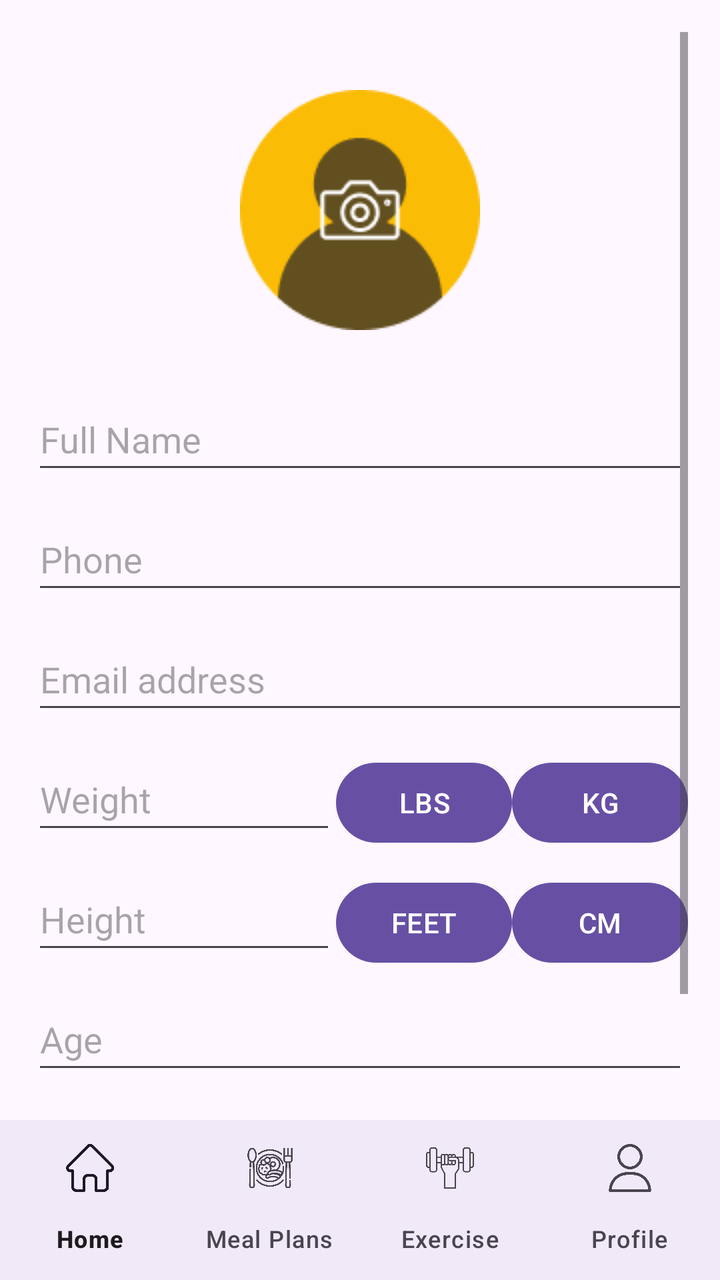
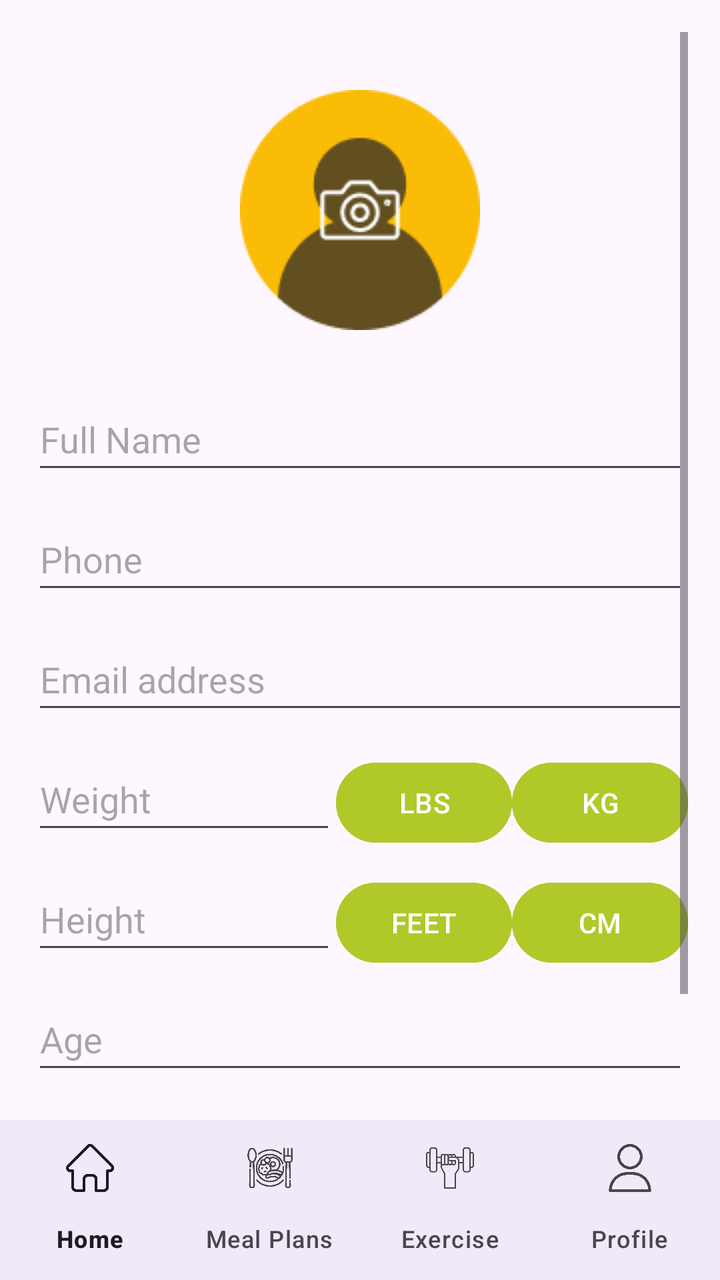

Screens rendered from an Android XML layout before and after an edit, with the pre-edit source and the edit as a unified diff.
<!-- AndroidManifest.xml: application theme Theme.FitPro -->
<!-- res/layout/activity_main_profile.xml -->
<?xml version="1.0" encoding="utf-8"?>
<androidx.coordinatorlayout.widget.CoordinatorLayout xmlns:android="http://schemas.android.com/apk/res/android"
    xmlns:app="http://schemas.android.com/apk/res-auto"
    xmlns:tools="http://schemas.android.com/tools"
    android:id="@+id/main"
    android:layout_width="match_parent"
    android:layout_height="match_parent"
    tools:context=".MainActivityProfile">

    
    <ScrollView
        android:layout_width="match_parent"
        android:layout_height="match_parent"
        android:layout_marginBottom="56dp"
        android:clipToPadding="false"
        android:fillViewport="true"
        android:padding="16dp"> 

        <LinearLayout
            android:layout_width="match_parent"
            android:layout_height="wrap_content"
            android:gravity="center_horizontal"
            android:orientation="vertical">

            
            <Space
                android:layout_width="match_parent"
                android:layout_height="29dp" />

            <ImageView
                android:id="@+id/imageView8"
                android:layout_width="match_parent"
                android:layout_height="wrap_content"
                app:srcCompat="@drawable/profile_edit" />

            <Space
                android:layout_width="match_parent"
                android:layout_height="29dp" />

            

            <EditText
                android:id="@+id/edit_full_name"
                android:layout_width="match_parent"
                android:layout_height="48dp"
                android:hint="Full Name"
                android:inputType="textPersonName" />

            
            <EditText
                android:id="@+id/edit_phone"
                android:layout_width="match_parent"
                android:layout_height="48dp"
                android:layout_marginTop="12dp"
                android:hint="Phone"
                android:inputType="phone" />

            
            <EditText
                android:id="@+id/edit_email"
                android:layout_width="match_parent"
                android:layout_height="48dp"
                android:layout_marginTop="12dp"
                android:hint="Email address"
                android:inputType="textEmailAddress" />

            
            <LinearLayout
                android:layout_width="match_parent"
                android:layout_height="wrap_content"
                android:layout_marginTop="12dp"
                android:orientation="horizontal">

                <EditText
                    android:id="@+id/edit_weight"
                    android:layout_width="0dp"
                    android:layout_height="48dp"
                    android:layout_weight="1"
                    android:hint="Weight"
                    android:inputType="number" />

                <Button
                    android:id="@+id/btn_lbs"
                    android:layout_width="wrap_content"
                    android:layout_height="wrap_content"
                    android:text="LBS" />

                <Button
                    android:id="@+id/btn_kg"
                    android:layout_width="wrap_content"
                    android:layout_height="wrap_content"
                    android:text="KG" />
            </LinearLayout>

            
            <LinearLayout
                android:layout_width="match_parent"
                android:layout_height="wrap_content"
                android:layout_marginTop="12dp"
                android:orientation="horizontal">

                <EditText
                    android:id="@+id/edit_height"
                    android:layout_width="0dp"
                    android:layout_height="48dp"
                    android:layout_weight="1"
                    android:hint="Height"
                    android:inputType="number" />

                <Button
                    android:id="@+id/btn_feet"
                    android:layout_width="wrap_content"
                    android:layout_height="wrap_content"
                    android:text="FEET" />

                <Button
                    android:id="@+id/btn_cm"
                    android:layout_width="wrap_content"
                    android:layout_height="wrap_content"
                    android:text="CM" />
            </LinearLayout>

            
            <EditText
                android:id="@+id/edit_age"
                android:layout_width="match_parent"
                android:layout_height="48dp"
                android:layout_marginTop="12dp"
                android:hint="Age"
                android:inputType="number" />

            
            <LinearLayout
                android:layout_width="match_parent"
                android:layout_height="wrap_content"
                android:layout_marginTop="12dp"
                android:orientation="horizontal">

                <RadioButton
                    android:id="@+id/radio_male"
                    android:layout_width="wrap_content"
                    android:layout_height="wrap_content"
                    android:text="Male" />

                <RadioButton
                    android:id="@+id/radio_female"
                    android:layout_width="wrap_content"
                    android:layout_height="wrap_content"
                    android:text="Female" />
            </LinearLayout>

            
            <Button
                android:id="@+id/btn_save"
                android:layout_width="match_parent"
                android:layout_height="wrap_content"
                android:layout_marginTop="20dp"
                android:text="SAVE" />
        </LinearLayout>
    </ScrollView>

    
    <com.google.android.material.bottomnavigation.BottomNavigationView
        android:id="@+id/bottom_navigation"
        android:layout_width="match_parent"
        android:layout_height="wrap_content"
        android:layout_gravity="bottom"
        android:background="?android:attr/windowBackground"
        app:labelVisibilityMode="labeled"
        app:menu="@menu/bottom_nav_menu" />

</androidx.coordinatorlayout.widget.CoordinatorLayout>
<!-- resources referenced by this layout -->
<resources>
  <!-- drawable profile_edit: png bitmap (drawable, 4026 bytes) -->
  <style name="Theme.FitPro" parent="Base.Theme.FitPro" />
  <style name="Base.Theme.FitPro" parent="Theme.Material3.DayNight.NoActionBar">
          
          
      </style>
</resources>

<!-- the commit's change to res/layout/activity_main_profile.xml (unified diff, before → after) -->
@@ -83,12 +83,14 @@
                     android:id="@+id/btn_lbs"
                     android:layout_width="wrap_content"
                     android:layout_height="wrap_content"
+                    android:backgroundTint="@color/bg_light_green"
                     android:text="LBS" />
 
                 <Button
                     android:id="@+id/btn_kg"
                     android:layout_width="wrap_content"
                     android:layout_height="wrap_content"
+                    android:backgroundTint="@color/bg_light_green"
                     android:text="KG" />
             </LinearLayout>
 
@@ -111,12 +113,14 @@
                     android:id="@+id/btn_feet"
                     android:layout_width="wrap_content"
                     android:layout_height="wrap_content"
+                    android:backgroundTint="@color/bg_light_green"
                     android:text="FEET" />
 
                 <Button
                     android:id="@+id/btn_cm"
                     android:layout_width="wrap_content"
                     android:layout_height="wrap_content"
+                    android:backgroundTint="@color/bg_light_green"
                     android:text="CM" />
             </LinearLayout>
 
@@ -138,7 +142,7 @@
 
                 <RadioButton
                     android:id="@+id/radio_male"
-                    android:layout_width="wrap_content"
+                    android:layout_width="184dp"
                     android:layout_height="wrap_content"
                     android:text="Male" />
 
@@ -155,6 +159,7 @@
                 android:layout_width="match_parent"
                 android:layout_height="wrap_content"
                 android:layout_marginTop="20dp"
+                android:backgroundTint="@color/bg_light_green"
                 android:text="SAVE" />
         </LinearLayout>
     </ScrollView>
<!-- resource entries referenced after the edit -->
@@ -1,5 +1,6 @@
 <!-- resources referenced by this layout -->
 <resources>
+  <color name="bg_light_green">#B0C929</color>
   <!-- drawable profile_edit: png bitmap (drawable, 4026 bytes) -->
   <style name="Theme.FitPro" parent="Base.Theme.FitPro" />
   <style name="Base.Theme.FitPro" parent="Theme.Material3.DayNight.NoActionBar">
